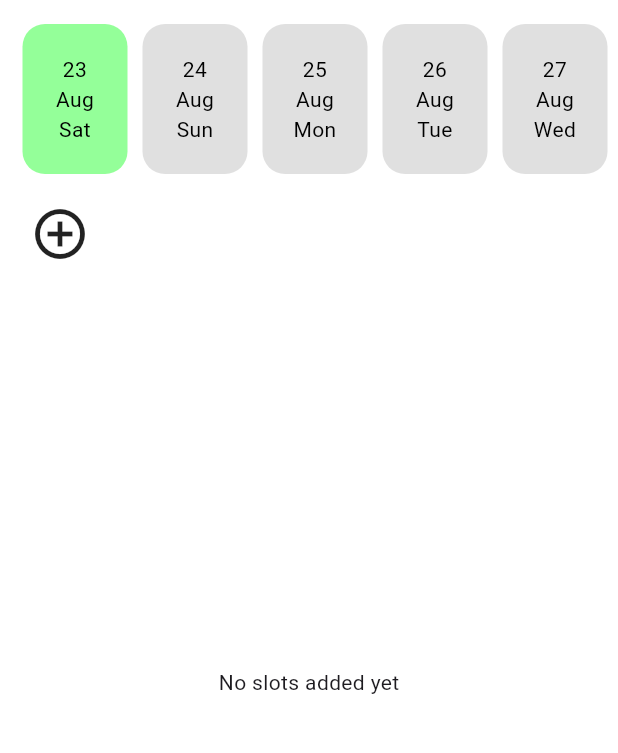
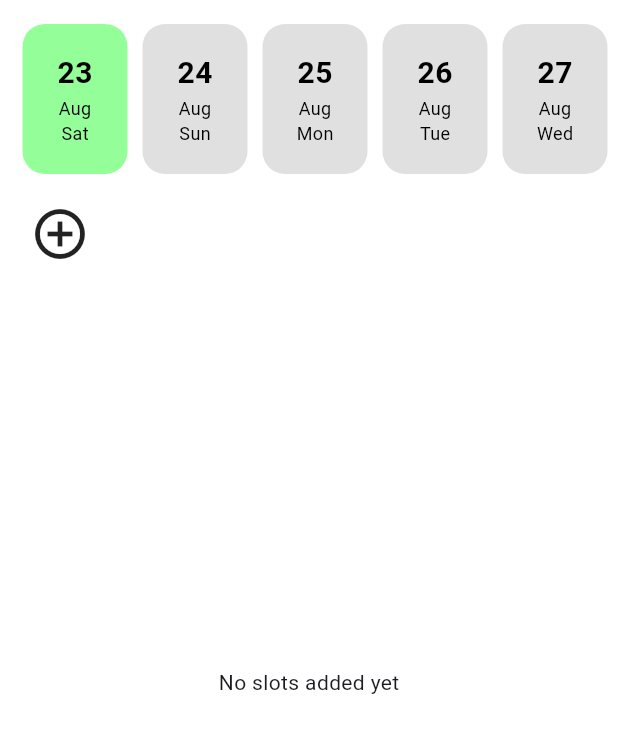
Before and after one commit to Balaji242524/Turfly_app, a Flutter app: the AddSlotPage screen opened directly with empty values, on a phone screen of 412 x 824 dp, the part 135-888 px from its top. Run offline on Flutter 3.47's test engine with Material 3 defaults, Android fonts, the phone set to English and light mode, and no system bars; our stand-ins replace cloud_firestore, file_picker, firebase_auth, firebase_core, flutter_map, geolocator and 2 more; missing offline and left inert: razorpay_flutter; accounts and stored records are empty; Roboto replaces fonts that are missing (Sans-Sherif).

Commit message:
turf owner UI updated

```diff
--- a/lib/screens/turf_owner/add_slot.dart
+++ b/lib/screens/turf_owner/add_slot.dart
@@ -276,6 +276,8 @@ class _AddSlotPageState extends State<AddSlotPage> {
                             border: Border.all(color: Colors.black54),
                             borderRadius: BorderRadius.circular(10),
                           ),
+                          child: FittedBox(
+                            fit: BoxFit.scaleDown,
                             child: Column(
                               mainAxisAlignment: MainAxisAlignment.center,
                               children: [
@@ -283,6 +285,7 @@ class _AddSlotPageState extends State<AddSlotPage> {
                                 SizedBox(height: 4),
                                 Text('₹ ${slot['payment']}/-', style: TextStyle(fontWeight: FontWeight.bold)),
                               ],
+                            ),
                           ),
                         ),
                       ),
@@ -301,15 +304,28 @@ class _AddSlotPageState extends State<AddSlotPage> {
     return Container(
       width: 70,
       margin: EdgeInsets.symmetric(horizontal: 5),
+      padding: EdgeInsets.symmetric(vertical: 8), // Added vertical padding
       decoration: BoxDecoration(
         color: isSelected ? Color(0xFF94FF99) : Colors.grey.shade300,
         borderRadius: BorderRadius.circular(15),
       ),
       alignment: Alignment.center,
-      child: Text(
-        '${DateFormat('d\nMMM\nEEE').format(date)}',
-        textAlign: TextAlign.center,
-        style: TextStyle(color: Colors.black),
+      child: Column(
+        mainAxisAlignment: MainAxisAlignment.center,
+        children: [
+          Text(
+            DateFormat('d').format(date),
+            style: TextStyle(fontSize: 20, fontWeight: FontWeight.bold, color: Colors.black),
+          ),
+          Text(
+            DateFormat('MMM').format(date),
+            style: TextStyle(fontSize: 12, color: Colors.black),
+          ),
+          Text(
+            DateFormat('EEE').format(date),
+            style: TextStyle(fontSize: 12, color: Colors.black),
+          ),
+        ],
       ),
     );
   }
```
Lines whose indentation alone changed are shown as unchanged.
